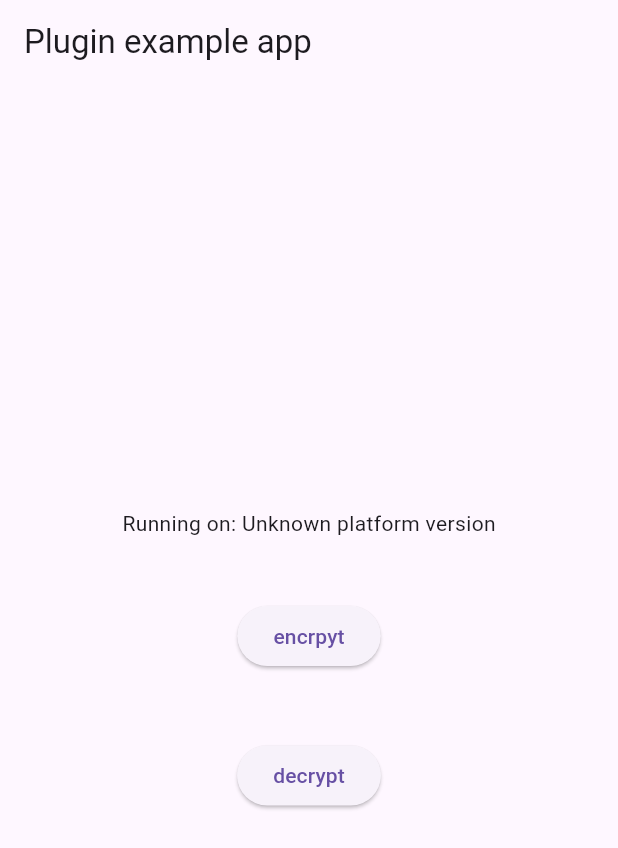
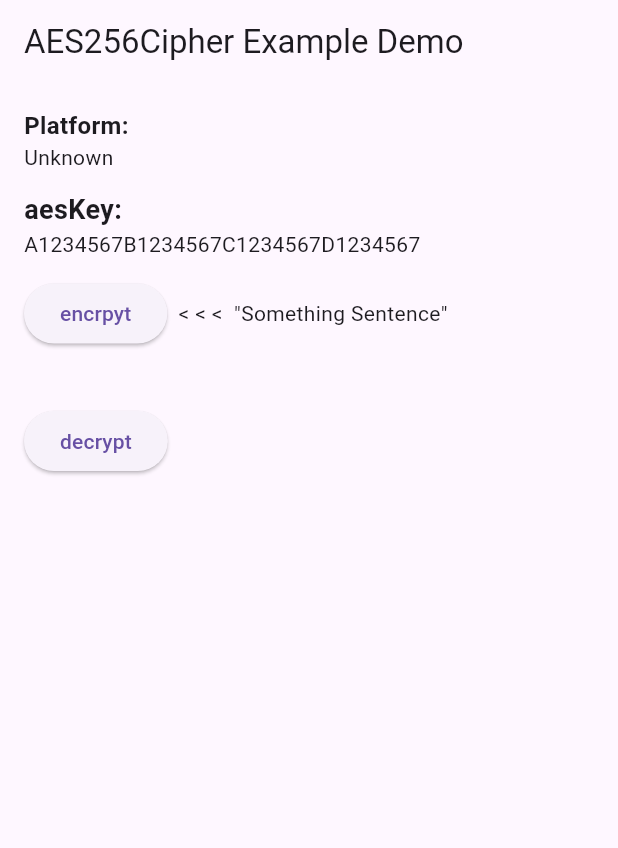
Before and after one commit to Lagerstroemia-Indica/aes256cipher, a Flutter app: the screen it shows after launch, after a tap on "encrpyt", on a phone screen of 412 x 824 dp. Shown: the top 848 px of the screen. Run offline on Flutter 3.47's test engine with Material 3 defaults, Android fonts, the phone set to English and light mode, and no system bars; our stand-ins replace plugin_platform_interface; missing offline and left inert: flutter_logcat.

Commit message:
Fixed Example Code

```diff
--- a/example/lib/main.dart
+++ b/example/lib/main.dart
@@ -1,8 +1,5 @@
+import 'package:aes256cipher/aes256cipher.dart';
 import 'package:flutter/material.dart';
-import 'dart:async';
-
-import 'package:flutter/services.dart';
-import 'package:aes256cipher/aes256cipher.dart';
 import 'package:flutter_logcat/flutter_logcat.dart';
 
 void main() {
@@ -17,39 +14,28 @@ class MyApp extends StatefulWidget {
 }
 
 class _MyAppState extends State<MyApp> {
-  String _platformVersion = 'Unknown';
   late final AES256Cipher aes256Cipher;
 
-  String encryptResult = "hello world! this encrypt result";
+  String platformVersion = "Unknown";
+
+  String encryptResult = "";
   String decryptResult = "";
+
+  // This code will be solve your doubt.
+  final String test1 = "dQuPSKM9NB3WxoHlBNkhlU924xnuJkW9UHBr91oFatepq41N3iIdhEqUTV5UHl77";
+  final String test2 = "u3mQx2xrhxLh2wDmKjV2Owk8aPxJoJAe5dUlRgb3V7NdqlpUlSxk6yX6r5Q0h3L+";
+
+  final TextStyle titleStyle = const TextStyle(
+    fontSize: 16.0,
+    fontWeight: FontWeight.w600,
+  );
 
   @override
   void initState() {
     super.initState();
-    aes256Cipher = AES256Cipher(key: "donguran123456781234567812345678");
-    initPlatformState();
-  }
+    aes256Cipher = AES256Cipher(key: "A1234567B1234567C1234567D1234567");
 
-  // Platform messages are asynchronous, so we initialize in an async method.
-  Future<void> initPlatformState() async {
-    String platformVersion;
-    // Platform messages may fail, so we use a try/catch PlatformException.
-    // We also handle the message potentially returning null.
-    try {
-      platformVersion =
-          await aes256Cipher.getPlatformVersion() ?? 'Unknown platform version';
-    } on PlatformException {
-      platformVersion = 'Failed to get platform version.';
-    }
-
-    // If the widget was removed from the tree while the asynchronous platform
-    // message was in flight, we want to discard the reply rather than calling
-    // setState to update our non-existent appearance.
-    if (!mounted) return;
-    Log.i("platformVersion:$platformVersion");
-    setState(() {
-      _platformVersion = platformVersion;
-    });
+    loadVersion();
   }
 
   @override
@@ -57,36 +43,70 @@ class _MyAppState extends State<MyApp> {
     return MaterialApp(
       home: Scaffold(
         appBar: AppBar(
-          title: const Text('Plugin example app'),
+          title: const Text('AES256Cipher Example Demo'),
         ),
-        body: Center(
+        body: Padding(
+          padding: const EdgeInsets.all(16.0),
           child: Column(
-            mainAxisAlignment: MainAxisAlignment.center,
+            crossAxisAlignment: CrossAxisAlignment.start,
+            mainAxisAlignment: MainAxisAlignment.start,
             children: [
-              Text('Running on: $_platformVersion\n'),
-              Text(encryptResult),
-              ElevatedButton(
-                  onPressed: () async {
-                    // key: a * 32
-                    encryptResult = await aes256Cipher.encrypt("something");
-                    // encryptResult = Uri.encodeComponent(await aes256Cipher.encrypt("something"));
-                    print("encryptResult:$encryptResult");
-                    setState(() {});
-                  },
-                  child: Text("encrpyt")),
-              const SizedBox(
-                height: 24.0,
+              Text("Platform:" ,style: titleStyle),
+              Text(platformVersion),
+              const SizedBox(height: 12.0,),
+              const Text("aesKey:",
+                style: TextStyle(
+                  fontSize: 18.0,
+                  fontWeight: FontWeight.w600
+                ),
               ),
-              Text(decryptResult),
+              const Text("A1234567B1234567C1234567D1234567"),
+              const SizedBox(height: 12.0,),
+
+              Row(
+                children: [
+                  ElevatedButton(
+                      onPressed: () async {
+                        // key: a * 32
+                        encryptResult = await aes256Cipher.encrypt("Something Sentence");
+                        Log.i("encryptResult:$encryptResult");
+                        setState(() {});
+                      },
+                      child: const Text("encrpyt")),
+                  const Text("  < < <  \"Something Sentence\"")
+                ],
+              ),
+              Padding(
+                padding: const EdgeInsets.all(8.0),
+                child: Text(encryptResult),
+              ),
+
+              Visibility(
+                visible: encryptResult.isNotEmpty,
+                child: const Padding(
+                  padding: EdgeInsets.only(left: 18.0),
+                  child: Text("⌄\n⌄\n⌄"),
+                ),
+              ),
+
               ElevatedButton(
                 onPressed: () async {
                   // String result = await aes256Cipher.decrypt("something");
                   decryptResult = await aes256Cipher.decrypt(encryptResult);
-                  // decryptResult = Uri.decodeComponent(result);
-                  print("decryptResult:$decryptResult");
+
+                  final testResult1 = await aes256Cipher.decrypt(test1);
+                  final testResult2 = await aes256Cipher.decrypt(test2);
+                  Log.x("decryptResult:$decryptResult");
+
+                  Log.x("decryptResult1:$testResult1");
+                  Log.x("decryptResult2:$testResult2");
                   setState(() {});
                 },
-                child: Text("decrypt"),
+                child: const Text("decrypt"),
+              ),
+              Padding(
+                padding: const EdgeInsets.all(8.0),
+                child: Text(decryptResult),
               ),
             ],
           ),
@@ -94,4 +114,10 @@ class _MyAppState extends State<MyApp> {
       ),
     );
   }
+
+  void loadVersion() async {
+    setState(() async {
+      platformVersion = await aes256Cipher.getPlatformVersion();
+    });
+  }
 }
--- a/lib/src/aes256cipher.dart
+++ b/lib/src/aes256cipher.dart
@@ -21,11 +21,11 @@ class AES256Cipher {
   ///
   /// @deprecated [ivSpec], [transformation]
   /// Fix values can have been felt to easy it
-  AES256Cipher(
-      {required this.key,
-      // this.ivSpec = 16,
-      // this.transformation = "AES/CBC/PKCS5Padding"
-      }) {
+  AES256Cipher({
+    required this.key,
+    // this.ivSpec = 16,
+    // this.transformation = "AES/CBC/PKCS5Padding"
+  }) {
     if (key.length != 32) {
       throw Exception("""AES256Cipher [key] property required 32 length,
        because input 32 bit into AES256Cipher 256 bit key""");
@@ -33,15 +33,16 @@ class AES256Cipher {
   }
 
   /// native Platform Version
-  Future<String?> getPlatformVersion() {
-    return Aes256cipherPlatform.instance.getPlatformVersion();
+  Future<String> getPlatformVersion() async {
+    return await Aes256cipherPlatform.instance.getPlatformVersion() ??
+        "Unknown";
   }
 
   /// encrypt function
   ///
   /// if you want URLEncoder.encode result then you can use
   /// Uri.encodeComponent function from dart:core
-  Future<String> encrypt(String data) {
+  Future<String> encrypt(String data) async {
     return Aes256cipherPlatform.instance
         .encrypt(key, data, ivSpec, transformation);
   }
@@ -50,7 +51,7 @@ class AES256Cipher {
   ///
   /// if you want URLDecoder.decode result then you can use
   /// Uri.decodeComponent function from dart:core
-  Future<String> decrypt(String data) {
+  Future<String> decrypt(String data) async {
     return Aes256cipherPlatform.instance
         .decrypt(key, data, ivSpec, transformation);
   }
```
